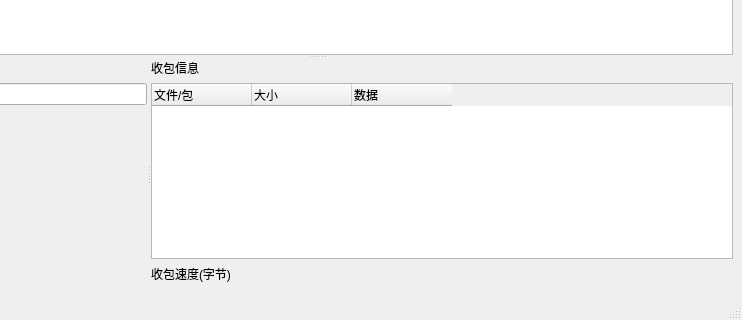
First picture: the form in src/PageUI/mainPage.ui, repository lxambulance/CoLoRagent, before the edit; both pictures show x 108 to 850 and y 380 to 700 of the 850 by 700 pixel window.
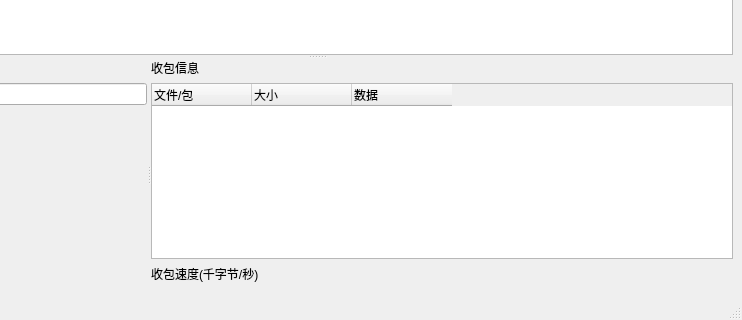
Second picture: the form after the edit. Icons and pictures are not drawn. Custom widgets are drawn as their Qt base class.

```diff
--- a/src/PageUI/mainPage.ui
+++ b/src/PageUI/mainPage.ui
@@ -108,7 +108,7 @@
          <item>
           <widget class="QLabel" name="speed_label">
            <property name="text">
-            <string>收包速度(字节)</string>
+            <string>收包速度(千字节/秒)</string>
            </property>
           </widget>
          </item>
```
